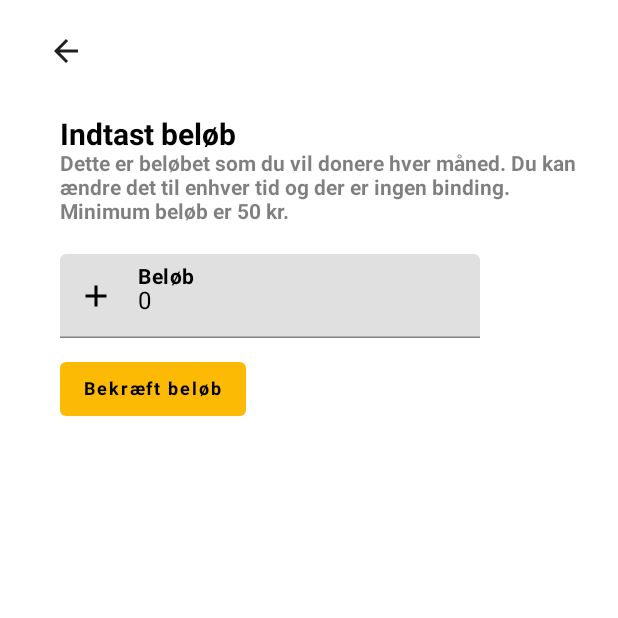
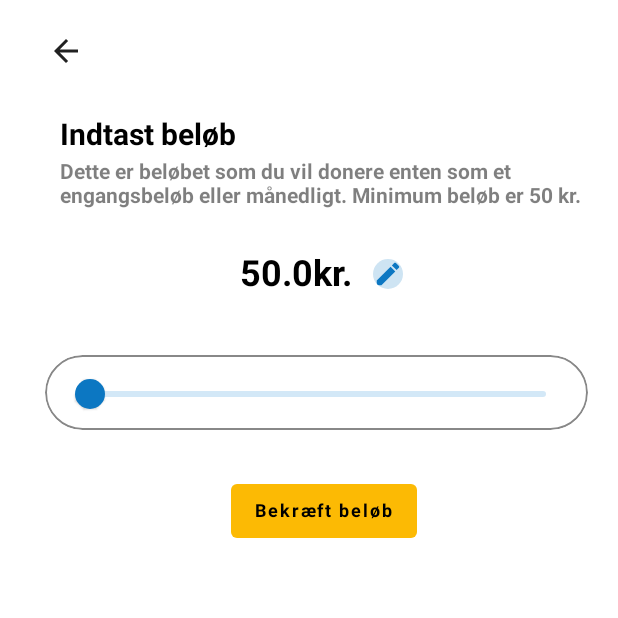
Before and after one commit to Stonebank/kind, an Android app built with Jetpack Compose: the set_donation_view screen opened through its navigation route, on a phone screen of 412 x 824 dp, the top half of it. Run offline under Robolectric (Android 15) with nearby library versions, the phone set to English and light mode, and no system bars.

Commit message:
Rework DonationView and added ConfirmDonationVew

```diff
--- a/app/src/main/java/com/dtu/kd3/kind/model/UserViewModel.kt
+++ b/app/src/main/java/com/dtu/kd3/kind/model/UserViewModel.kt
@@ -23,6 +23,9 @@ class UserViewModel : ViewModel() {
     private val _subscribed = mutableListOf<Theme>()
     val subscribed: List<Theme> = _subscribed
 
+    private val _paymentmethod = mutableStateOf("")
+    val paymentmethod: State<String> = _paymentmethod
+
     fun setName(name: String) {
         _name.value = name
     }
@@ -43,4 +46,7 @@ class UserViewModel : ViewModel() {
         _subscribed.remove(theme)
     }
 
+    fun setPaymentMethod(paymentMethod: String) {
+        _paymentmethod.value = paymentMethod
+    }
 }
--- a/app/src/main/java/com/dtu/kd3/kind/views/ComposableView.kt
+++ b/app/src/main/java/com/dtu/kd3/kind/views/ComposableView.kt
@@ -32,6 +32,9 @@ sealed class ComposableView(val title: String, val icon: Int, val route: String)
     /* set donation view */
     object SetDonationView: ComposableView("", -1,"set_donation_view")
 
+    /* confirm donation view */
+    object ConfirmDonationView: ComposableView("", -1,"confirm_donation_view")
+
     /* Read more view */
     object ReadMoreView: ComposableView("", -1,"read_more_view")
 
--- a/app/src/main/java/com/dtu/kd3/kind/views/container/HomeView.kt
+++ b/app/src/main/java/com/dtu/kd3/kind/views/container/HomeView.kt
@@ -71,7 +71,7 @@ fun ShowHomeView(navController: NavController, userViewModel: UserViewModel) {
 fun HomeTitle(userViewModel: UserViewModel, navController: NavController) {
     Spacer(modifier = Modifier.height(10.dp))
     Text("Hej ${userViewModel.name.value}", fontSize = 30.sp, fontWeight = FontWeight.Bold, color = Color.Black)
-    Text("${if (userViewModel.donator.value) "Dit abonnement på ${userViewModel.donated.value.toInt()} kr. er sat op! Vi takker for at du vil være med til at gøre en forskel." else "Med kun 50 kr. kan du gøre en forskel for en person i nød. "} ", fontSize = 16.sp, fontWeight = FontWeight.Bold, color = Color.Black.copy(alpha = 0.5f), modifier = Modifier.padding(end = 10.dp))
+    Text("${if (userViewModel.donator.value) "Dit abonnement på ${String.format("%.1f", userViewModel.donated.value)} kr. er sat op! Vi takker for at du vil være med til at gøre en forskel." else "Med kun 50 kr. kan du gøre en forskel for en person i nød. "} ", fontSize = 16.sp, fontWeight = FontWeight.Bold, color = Color.Black.copy(alpha = 0.5f), modifier = Modifier.padding(end = 10.dp))
     if (!userViewModel.donator.value) {
         Button(onClick = {
                             navController.navigate(route = ComposableView.SetDonationView.route)
--- a/app/src/main/java/com/dtu/kd3/kind/views/container/SetDonationView.kt
+++ b/app/src/main/java/com/dtu/kd3/kind/views/container/SetDonationView.kt
@@ -1,32 +1,49 @@
 package com.dtu.kd3.kind.views.container
 
 import androidx.compose.foundation.background
+import androidx.compose.foundation.border
 import androidx.compose.foundation.layout.*
+import androidx.compose.foundation.shape.CircleShape
+import androidx.compose.foundation.shape.CornerSize
+import androidx.compose.foundation.shape.RoundedCornerShape
 import androidx.compose.foundation.text.KeyboardActions
+import androidx.compose.foundation.text.KeyboardOptions
 import androidx.compose.material.*
 import androidx.compose.material.MaterialTheme.colors
 import androidx.compose.material.icons.Icons
-import androidx.compose.material.icons.filled.Add
-import androidx.compose.material.icons.filled.ArrowBack
-import androidx.compose.material.icons.filled.Warning
+import androidx.compose.material.icons.filled.*
 import androidx.compose.runtime.*
 import androidx.compose.ui.Modifier
 import androidx.compose.ui.graphics.Color
 import androidx.compose.ui.text.font.FontWeight
+import androidx.compose.ui.tooling.preview.Preview
 import androidx.compose.ui.unit.dp
 import androidx.compose.ui.unit.sp
 import androidx.navigation.NavController
+import androidx.navigation.compose.rememberNavController
 import com.dtu.kd3.kind.model.UserViewModel
 import com.dtu.kd3.kind.ui.theme.buttonColor
+import androidx.compose.runtime.Composable
+import androidx.compose.ui.Alignment
+import androidx.compose.ui.draw.clip
+import androidx.compose.ui.text.input.KeyboardType
+import androidx.compose.ui.text.style.TextAlign
+import com.dtu.kd3.kind.views.ComposableView
+import kotlin.math.roundToInt
 
 /**
- * author s205409 - Hassan Kassem
+ * author s205430 - Muaz Ahmed && s205409 - Hassan Kassem
  */
+
+
 
 @Composable
 fun ShowSetDonationView(navController: NavController, userViewModel: UserViewModel) {
-    var input by remember { mutableStateOf(0) }
+    var input by remember { mutableStateOf(50f) }
     var error by remember { mutableStateOf(false) }
+    var editmanually by remember { mutableStateOf(false) }
+
+    input.roundToInt()
     Surface(modifier = Modifier.fillMaxSize()) {
         Column(modifier = Modifier
             .fillMaxSize()
@@ -39,7 +56,9 @@ fun ShowSetDonationView(navController: NavController, userViewModel: UserViewMod
             Spacer(modifier = Modifier.height(20.dp))
             Column(modifier = Modifier.padding(start = 20.dp, end = 10.dp)) {
                 Text(text = "Indtast beløb", color = Color.Black, fontSize = 20.sp, fontWeight = FontWeight.Bold)
-                Text(text = "Dette er beløbet som du vil donere hver måned. Du kan ændre det til enhver tid og der er ingen binding. Minimum beløb er 50 kr.", color = Color.Black.copy(0.5f), fontSize = 14.sp, fontWeight = FontWeight.Bold)
+                Spacer(modifier = Modifier.height(5.dp))
+                // "Dette er beløbet som du vil donere hver måned. Du kan ændre det til enhver tid og der er ingen binding. Minimum beløb er 50 kr."
+                Text(text = "Dette er beløbet som du vil donere enten som et engangsbeløb eller månedligt. Minimum beløb er 50 kr.", color = Color.Black.copy(0.5f), fontSize = 14.sp, fontWeight = FontWeight.Bold)
                 if (userViewModel.donator.value) {
                     Spacer(modifier = Modifier.height(10.dp))
                     Text(
@@ -50,23 +69,39 @@ fun ShowSetDonationView(navController: NavController, userViewModel: UserViewMod
                     )
                 }
                 Spacer(modifier = Modifier.height(20.dp))
+                Row(modifier = Modifier.fillMaxWidth(), verticalAlignment = Alignment.CenterVertically, horizontalArrangement = Arrangement.Center) {
+                    if(editmanually) {
                         TextField(
-                    value = input.toString(),
-                    onValueChange = { input = it.toIntOrNull() ?: 0 },
-                    leadingIcon = {
-                        Icon(
-                            imageVector = if (error) Icons.Default.Warning else Icons.Default.Add,
-                            contentDescription = "",
-                            tint = if (error) Color.Red else Color.Black
-                        )
-                    },
+                            value = input.roundToInt().toString(),
+                            onValueChange = { input = it.toFloatOrNull() ?: 0f },
                             label = { Text("Beløb", fontSize = 14.sp, fontWeight = FontWeight.Bold, color = Color.Black) },
                             placeholder = { Text("0 kr", color = Color.White.copy(0.5f), fontWeight = FontWeight.Bold) },
                             colors = TextFieldDefaults.textFieldColors(Color.Black),
                             singleLine = true,
                             isError = error,
                             keyboardActions = KeyboardActions(onDone = { checkInput(input = input) }),
+                            keyboardOptions = KeyboardOptions(keyboardType = KeyboardType.Number),
+                            modifier = Modifier.size(width = 125.dp, height = 55.dp)
                         )
+                        IconButton(onClick = { editmanually = false }) {
+                            Icon(Icons.Default.Done, contentDescription = "", tint = Color(0XFF023020), modifier = Modifier
+                                .clip(CircleShape)
+                                .background(Color.Green.copy(0.2f))
+                                .size(20.dp))
+                        }
+                    } else {
+                        Text(text = String.format("%.1f", input) + "kr.", color = Color.Black, fontSize = 24.sp, fontWeight = FontWeight.Bold)
+                        IconButton(onClick = { editmanually = true }) {
+                            Icon(Icons.Default.Edit, contentDescription = "", tint = Color(0XFF0C77C2), modifier = Modifier
+                                .clip(CircleShape)
+                                .background(Color(0XFF0C77C2).copy(0.2f))
+                                .size(20.dp))
+                        }
+                    }
+
+                }
+
+                //Text(text = "50,00kr", color = Color.Black, fontSize = 24.sp, fontWeight = FontWeight.Bold, modifier = Modifier.align(Alignment.CenterHorizontally))
             }
             if (error) {
                 Text(
@@ -76,22 +111,49 @@ fun ShowSetDonationView(navController: NavController, userViewModel: UserViewMod
                     fontWeight = FontWeight.Bold
                 )
             }
-            Spacer(modifier = Modifier.height(10.dp))
+            Spacer(modifier = Modifier.height(30.dp))
+            Box(
+                modifier = Modifier
+                    .height(50.dp)
+                    .padding(start = 10.dp, end = 20.dp)
+                    .clip(shape = RoundedCornerShape(corner = CornerSize(30.dp)))
+                    .background(Color.White)
+                    .border(
+                        1.dp,
+                        Color.Gray,
+                        shape = RoundedCornerShape(corner = CornerSize(30.dp))
+                    )
+                    //.shadow(2.dp, RoundedCornerShape(corner = CornerSize(30.dp)))
+
+            ) {
+                Slider(value = input, modifier = Modifier.padding(20.dp), valueRange = 50f..1000f, onValueChange = { input = it }, colors = SliderDefaults.colors(thumbColor = Color(0XFF0C77C2), activeTrackColor = Color(0XFF489EDB) ),  )
+
+            }
+            Spacer(modifier = Modifier.height(20.dp))
+            Column(modifier = Modifier .padding(10.dp) .fillMaxWidth(), horizontalAlignment = Alignment.CenterHorizontally) {
                 Button(onClick = {
                     if (input < 50) {
                         error = true
                         return@Button
                     }
-                userViewModel.setDonation(input.toDouble())
-                userViewModel.setDonator(true)
-                navController.popBackStack()
-            }, colors = ButtonDefaults.buttonColors(buttonColor), modifier = Modifier.padding(start = 20.dp), elevation = null) {
+//                    userViewModel.setDonation(input.toDouble())
+//                    userViewModel.setDonator(true)
+                    navController.navigate(route = ComposableView.ConfirmDonationView.passArguments(String.format("%.1f", input)))
+                }, colors = ButtonDefaults.buttonColors(buttonColor), elevation = null) {
                     Text("Bekræft beløb", color = Color.Black, fontWeight = FontWeight.Bold, fontSize = 12.sp,)
                 }
+            }
+
         }
     }
 }
 
-fun checkInput(input: Int) : Boolean {
+fun checkInput(input: Float) : Boolean {
     return input >= 50
 }
+
+@Preview(showBackground = true)
+@Composable
+fun DonationPreview() {
+    ShowSetDonationView(navController = rememberNavController(), userViewModel = UserViewModel())
+}
```
Also changed, not shown: app/src/main/java/com/dtu/kd3/kind/controller/NavigationController.kt (+10 -2 lines), app/src/main/java/com/dtu/kd3/kind/views/container/ConfirmDonationView.kt (added, +160 -0 lines), app/src/main/res/drawable/apple_pay.png (added), app/src/main/res/drawable/credit_card.png (added), app/src/main/res/drawable/donate_icon.png (added), app/src/main/res/drawable/paypal.png (added), app/src/main/res/drawable/paypal2.png (added), app/src/main/res/drawable/paypal3.png (added). Lines whose indentation alone changed are shown as unchanged.
